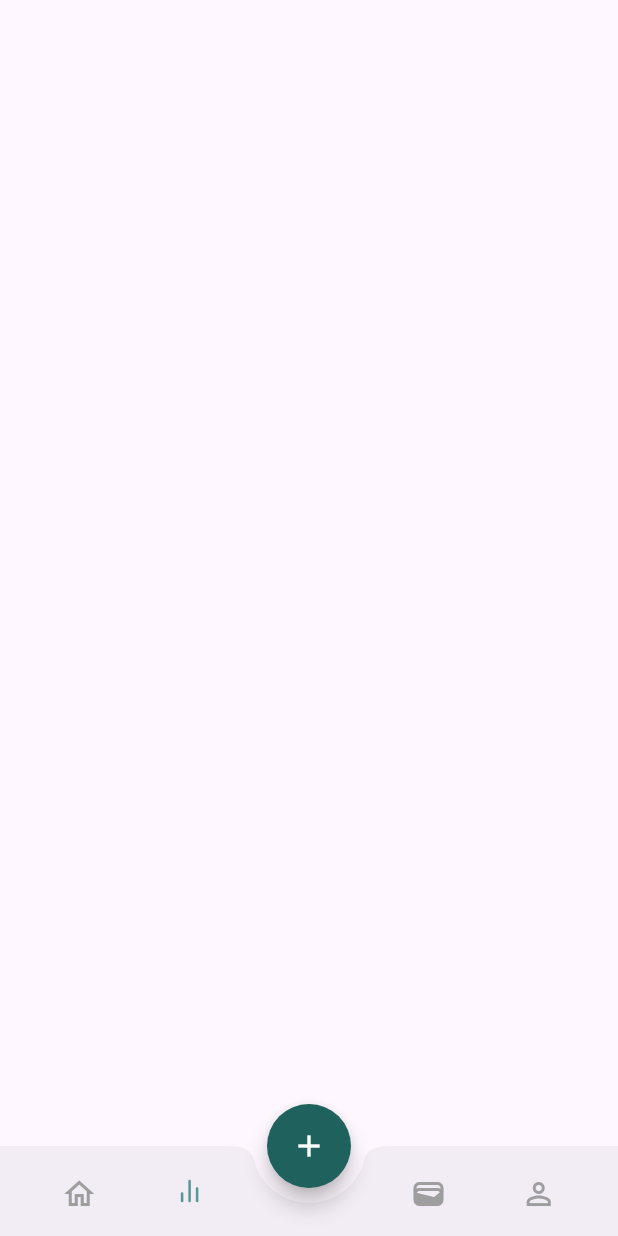
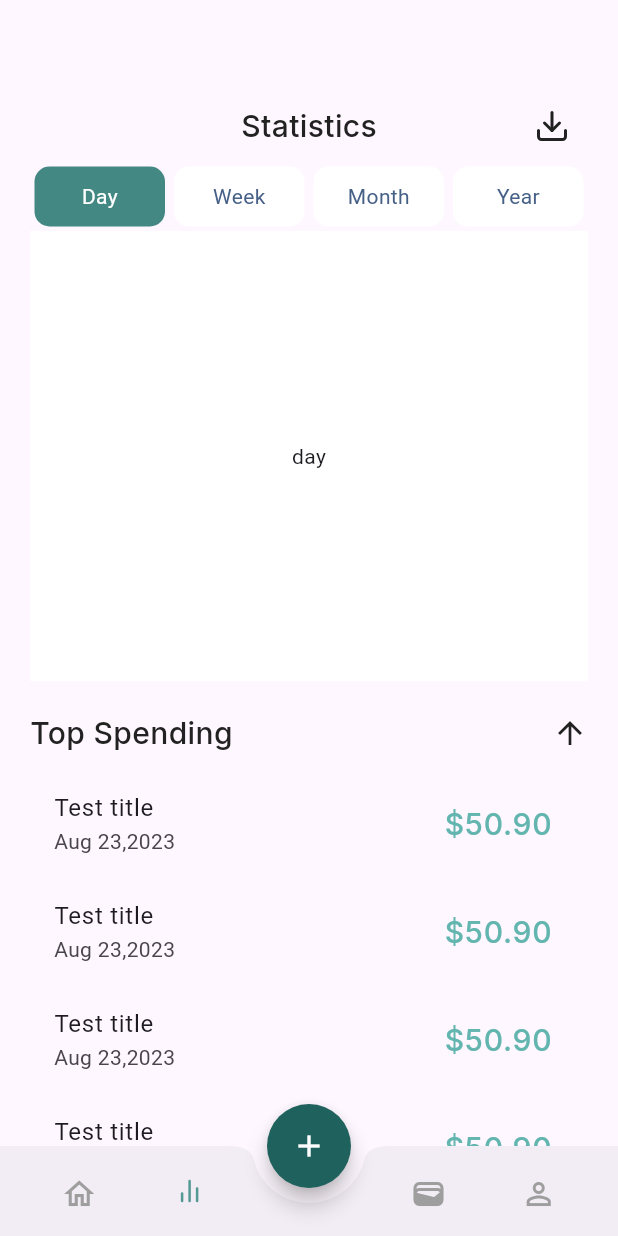
Before and after one commit to PrantoMondal/Expense-Manager, a Flutter app: the ExBottomAppBar screen opened by its route, item 2 of the bottom bar chosen, on a phone screen of 412 x 824 dp. Run offline on Flutter 3.47's test engine with Material 2 defaults, Android fonts, the phone set to English and light mode, and no system bars; our stand-ins replace feather_icons, firebase_core, fl_chart, google_fonts; accounts and stored records are empty.

Commit message:
statistics ui

```diff
--- a/lib/constants/styles.dart
+++ b/lib/constants/styles.dart
@@ -7,7 +7,7 @@ class ExColor {
   static const Color accentColor = Color(0xFFFFC107);
   static const Color textColorWhite = Color(0xFFffffff);
   static const Color textColorGreen = Color(0xFF438883);
-  static const Color textColorWhite2 = Color(0xFF333333);
+  static const Color black222222 = Color(0xFF222222);
   static const Color textColorWhite3 = Color(0xFF333333);
   static const Color textColorWhite4 = Color(0xFF333333);
   static const Color textColorWhite5 = Color(0xFF333333);
--- a/lib/pages/bottom_nav.dart
+++ b/lib/pages/bottom_nav.dart
@@ -55,6 +55,7 @@ class _ExBottomAppBarState extends State<ExBottomAppBar> {
       ),
       floatingActionButtonLocation: FloatingActionButtonLocation.centerDocked,
       bottomNavigationBar: BottomAppBar(
+        elevation: 5,
         height: 60,
         shape: const CircularNotchedRectangle(),
         notchMargin: 10,
--- a/lib/pages/statistics_screen.dart
+++ b/lib/pages/statistics_screen.dart
@@ -1,11 +1,146 @@
+import 'package:expense_manager/constants/styles.dart';
+import 'package:expense_manager/widgets/app_bar.dart';
+import 'package:feather_icons/feather_icons.dart';
 import 'package:flutter/material.dart';
 
-class StatisticsScreen extends StatelessWidget {
+class TabWidget {
+  String tabTitle;
+  Widget tabWidget;
+
+  TabWidget({
+    required this.tabTitle,
+    required this.tabWidget,
+  });
+}
+
+class StatisticsScreen extends StatefulWidget {
   static const String routeName = '/statistics';
   const StatisticsScreen({super.key});
 
   @override
+  State<StatisticsScreen> createState() => _StatisticsScreenState();
+}
+
+class _StatisticsScreenState extends State<StatisticsScreen> {
+  TabWidget? selectedItem;
+  List<TabWidget> tabWidget = [
+    TabWidget(tabTitle: "Day", tabWidget: const Text("day")),
+    TabWidget(tabTitle: "Week", tabWidget: const Text("week")),
+    TabWidget(tabTitle: "Month", tabWidget: const Text("month")),
+    TabWidget(tabTitle: "Year", tabWidget: const Text("year")),
+  ];
+  @override
+  void initState() {
+    selectedItem = tabWidget.first;
+    // TODO: implement initState
+    super.initState();
+  }
+
+  @override
   Widget build(BuildContext context) {
-    return Scaffold();
+    return Scaffold(
+      body: Padding(
+        padding: const EdgeInsets.symmetric(horizontal: 20.0),
+        child: Column(
+          children: [
+            const SizedBox(
+              height: 60,
+            ),
+            ExAppBar(
+              title: "Statistics",
+              color: const Color(0xFF222222),
+              trailing: FeatherIcons.download,
+              trailingOnTap: () {},
+            ),
+            Row(
+              children: [
+                for (TabWidget tab in tabWidget)
+                  Expanded(
+                    child: GestureDetector(
+                      onTap: () {
+                        setState(() {
+                          selectedItem = tab;
+                        });
+                      },
+                      child: Column(
+                        children: [
+                          Padding(
+                            padding: const EdgeInsets.all(3.0),
+                            child: Container(
+                              width: 100,
+                              height: 40,
+                              decoration: BoxDecoration(
+                                color: selectedItem == tab
+                                    ? ExColor.textColorGreen
+                                    : Colors.white,
+                                borderRadius: const BorderRadius.all(
+                                  Radius.circular(10),
+                                ),
+                              ),
+                              padding: const EdgeInsets.symmetric(
+                                  vertical: 5, horizontal: 2),
+                              child: Center(
+                                child: Text(
+                                  tab.tabTitle,
+                                  style: TextStyle(
+                                    color: selectedItem == tab
+                                        ? Colors.white
+                                        : Color(0xFF466087),
+                                  ),
+                                ),
+                              ),
+                            ),
+                          ),
+                        ],
+                      ),
+                    ),
+                  ),
+              ],
+            ),
+            Container(
+              height: 300,
+              color: Colors.white,
+              child: Center(
+                child: selectedItem?.tabWidget,
+              ),
+            ),
+            const SizedBox(
+              height: 20,
+            ),
+            Row(
+              mainAxisAlignment: MainAxisAlignment.spaceBetween,
+              children: [
+                Text(
+                  "Top Spending",
+                  style: ExTextStyle.title20W500
+                      .copyWith(color: ExColor.black222222),
+                ),
+                const Icon(Icons.arrow_upward_outlined)
+              ],
+            ),
+            const SizedBox(
+              height: 10,
+            ),
+            Expanded(
+              child: ListView.builder(
+                padding: EdgeInsets.zero,
+                itemCount: 10,
+                itemBuilder: (context, index) {
+                  return ListTile(
+                    title: Text("Test title"),
+                    subtitle: Text("Aug 23,2023"),
+                    trailing: Text(
+                      '\$50.90',
+                      style: ExTextStyle.title20W500
+                          .copyWith(color: ExColor.primaryColor),
+                    ),
+                  );
+                },
+              ),
+            )
+          ],
+        ),
+      ),
+    );
   }
 }
```
